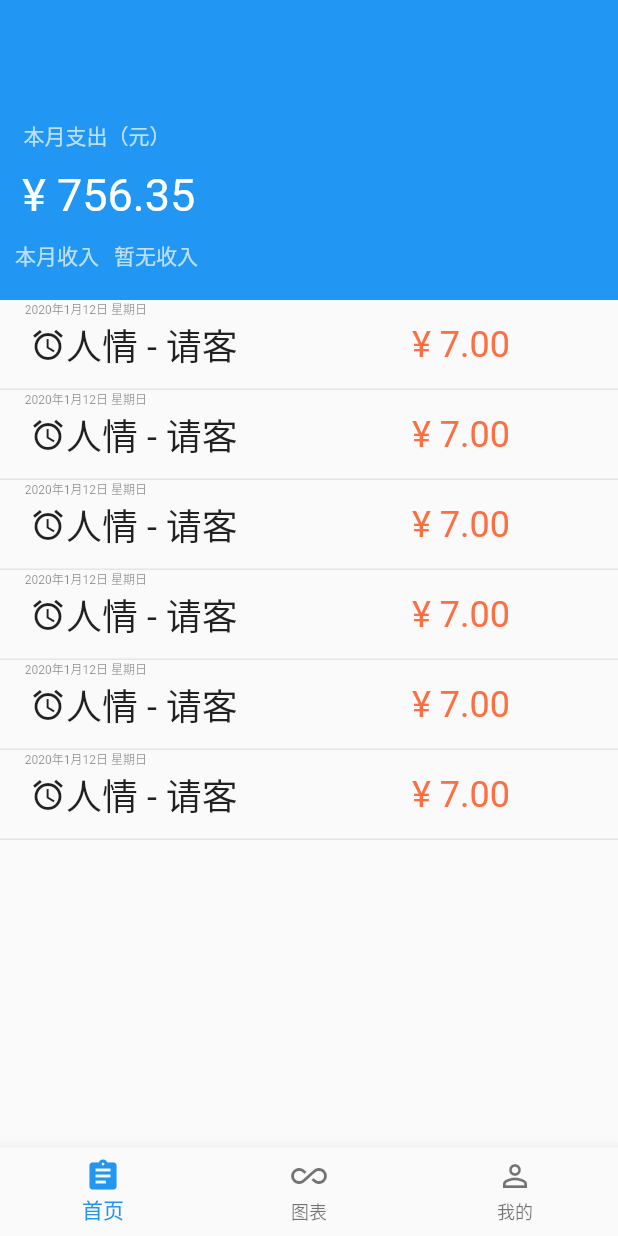
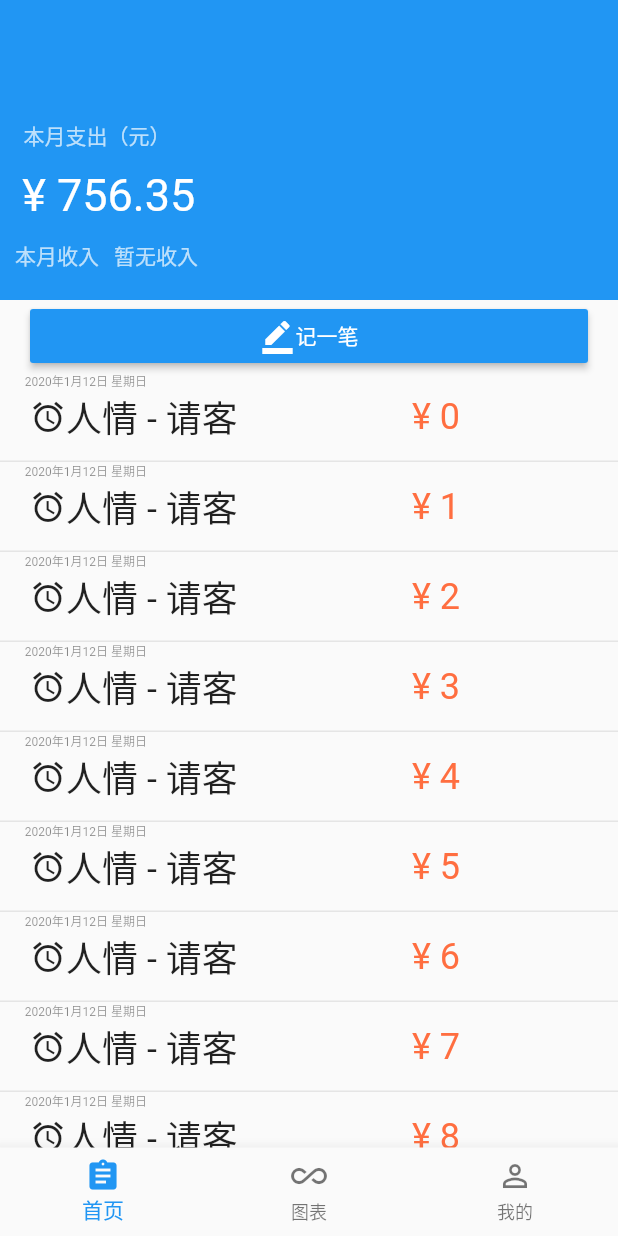
Before and after one commit to AmonChris/fluter_accounting, a Flutter app: the screen it shows after launch, on a phone screen of 412 x 824 dp. Run offline on Flutter 3.47's test engine with Material 2 defaults, Android fonts, the phone set to English and light mode, and no system bars.

Commit message:
支出页面

```diff
--- a/lib/home/accounting_list.dart
+++ b/lib/home/accounting_list.dart
@@ -53,19 +53,16 @@ class AcccountingList extends StatelessWidget {
     );
   }
 
+  var list = <Widget>[];
+
   @override
   Widget build(BuildContext context) {
-
+    for (var i = 0; i < 20; i++) {
+      list.add(Accounting(Icon(Icons.access_alarms), "人情 - 请客", i.toString()));
+    }
     return SingleChildScrollView(
       child: Column(
-        children: <Widget>[
-          Accounting(Icon(Icons.access_alarms), "人情 - 请客", "7.00"),
-          Accounting(Icon(Icons.access_alarms), "人情 - 请客", "7.00"),
-          Accounting(Icon(Icons.access_alarms), "人情 - 请客", "7.00"),
-          Accounting(Icon(Icons.access_alarms), "人情 - 请客", "7.00"),
-          Accounting(Icon(Icons.access_alarms), "人情 - 请客", "7.00"),
-          Accounting(Icon(Icons.access_alarms), "人情 - 请客", "7.00"),
-        ],
+        children: list,
       ),
     );
   }
--- a/lib/home/home_page.dart
+++ b/lib/home/home_page.dart
@@ -1,5 +1,6 @@
 import 'package:flutter/material.dart';
 import 'package:flutter_accounting/home/accounting_list.dart';
+import 'package:flutter_accounting/home/add_bill_page.dart';
 
 class HomePage extends StatefulWidget {
   @override
@@ -7,14 +8,9 @@ class HomePage extends StatefulWidget {
 }
 
 class _HomePageState extends State<HomePage> {
-  @override
-  Widget build(BuildContext context) {
-    // TODO: implement build
-    return new Container(
-      alignment: Alignment.topCenter,
-      child: new Column(
-        children: <Widget>[
-          new Container(
+
+  Widget Head(){
+    return Container(
         height: 200,
         width: double.maxFinite,
         color: Colors.blue,
@@ -71,9 +67,46 @@ class _HomePageState extends State<HomePage> {
               ),
             )
           ],
-              )),
-          new Expanded(
-            child: new AcccountingList(),
+        ));
+  }
+
+  Widget AddBtn(){
+    return Container(
+      padding: const EdgeInsets.only(left: 20, right: 20),
+      child: RaisedButton(
+        onPressed: (){
+        Navigator.of(context).push(MaterialPageRoute(
+          builder:(context){
+            return AddBillPage();
+          }
+        ));
+        },
+        color: Colors.blue,
+        textColor: Colors.white,
+        child: Container(
+          child: Row(
+            mainAxisAlignment: MainAxisAlignment.center,
+            children: <Widget>[
+              Icon(Icons.border_color),
+              Text("记一笔"),
+            ],
+          ),
+        ),
+      ),
+    );
+  }
+
+  @override
+  Widget build(BuildContext context) {
+    // TODO: implement build
+    return Container(
+      alignment: Alignment.topCenter,
+      child: Column(
+        children: <Widget>[
+          Head(),
+          AddBtn(),
+          Expanded(
+            child: AcccountingList(),
           )
         ],
       ),
--- a/lib/my/my_page.dart
+++ b/lib/my/my_page.dart
@@ -13,7 +13,7 @@ class _MyPageState extends State<MyPage>  {
     // TODO: implement build
     return Center(
       child: Container(
-        child: Text('3'),
+        child: Text('我的'),
       ),
     );
   }
```
Also changed, not shown: lib/chart/chart_page.dart (+3 -36 lines), lib/home/add_bill_page.dart (added, +37 -0 lines), lib/home/add_expend_bill_page.dart (added, +63 -0 lines), lib/home/add_income_bill_page.dart (added, +18 -0 lines). Lines whose indentation alone changed are shown as unchanged.
